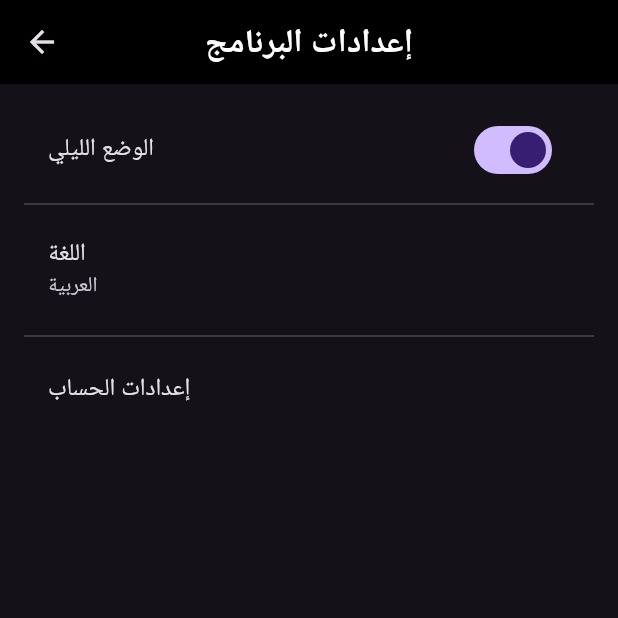
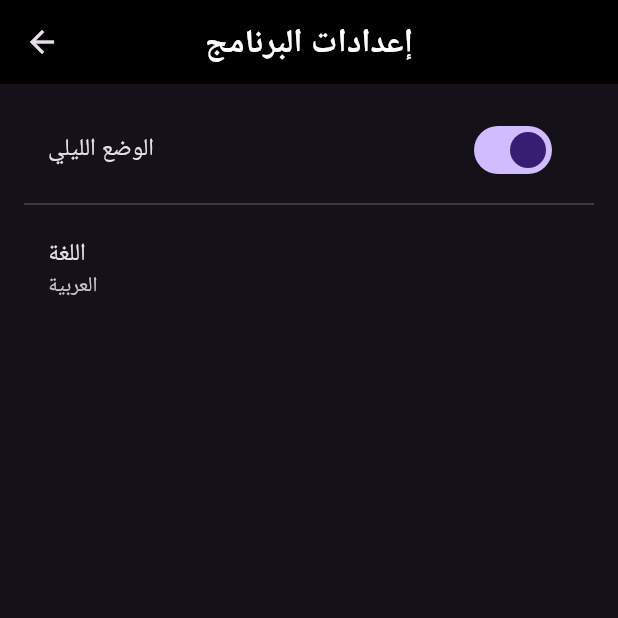
Before and after one commit to kimo-1130/Flutter-App, a Flutter app: the SettingsScreen screen opened by its route, after a tap on "الوضع الليلي", on a phone screen of 412 x 824 dp, the top half of it. Run offline on Flutter 3.47's test engine with Material 3 defaults, Android fonts, the phone set to English and light mode, and no system bars; our stand-ins replace curved_navigation_bar.

Commit message:
change the colors

```diff
--- a/lib/main.dart
+++ b/lib/main.dart
@@ -75,7 +75,7 @@ class _MyAppState extends State<MyApp> {
           backgroundColor: Colors.white,
           elevation: 0,
           titleTextStyle: TextStyle(
-            color: Colors.black,
+            color: Colors.blue,
             fontSize: 22,
             fontWeight: FontWeight.bold,
           ),
@@ -150,13 +150,17 @@ class _MyAppState extends State<MyApp> {
                       },
                     ),
                     ListTile(
-                      leading: const Icon(Icons.person, color: Colors.blue),
+                      leading: const Icon(Icons.logout, color: Colors.blue),
                       title: Text(
-                        "Account Settings",
+                        "Log out",
                         style: Theme.of(context).textTheme.bodyLarge,
                       ),
                       onTap: () {
-                        Navigator.pushNamed(context, '/accountSettings');
+                        Navigator.pushNamedAndRemoveUntil(
+                          context,
+                          '/',
+                          (Route<dynamic> route) => false,
+                        );
                       },
                     ),
                   ],
--- a/lib/screens/login_screen.dart
+++ b/lib/screens/login_screen.dart
@@ -51,7 +51,8 @@ class _LoginScreenState extends State<LoginScreen> {
         }
       } catch (e) {
         setState(() {
-          _errorMessage = 'Exception: $e';
+          _errorMessage =
+              'Error: Unable to login. Please check your internet connection and try again.';
         });
       } finally {
         setState(() {
@@ -89,17 +90,17 @@ class _LoginScreenState extends State<LoginScreen> {
                   mainAxisAlignment: MainAxisAlignment.center,
                   crossAxisAlignment: CrossAxisAlignment.stretch,
                   children: [
-                    Icon(
+                    const Icon(
                       Icons.account_circle,
                       size: 100,
-                      color: theme.colorScheme.primary,
+                      color: Colors.blue,
                     ),
                     const SizedBox(height: 32),
                     Text(
                       "Welcome",
                       style: theme.textTheme.headlineMedium?.copyWith(
                         fontWeight: FontWeight.bold,
-                        color: theme.colorScheme.primary,
+                        color: Colors.blue,
                       ),
                       textAlign: TextAlign.center,
                     ),
@@ -173,7 +174,7 @@ class _LoginScreenState extends State<LoginScreen> {
                           : Text(
                               "Login",
                               style: theme.textTheme.titleLarge?.copyWith(
-                                color: theme.colorScheme.primary,
+                                color: Colors.blue,
                               ),
                             ),
                     ),
@@ -184,8 +185,9 @@ class _LoginScreenState extends State<LoginScreen> {
                       child: Text(
                         "Create Account",
                         style: theme.textTheme.bodyLarge?.copyWith(
-                          color: theme.colorScheme.primary,
+                          color: Colors.blue,
                           decoration: TextDecoration.underline,
+                          decorationColor: Colors.blue,
                         ),
                       ),
                     ),
--- a/lib/screens/settings_screen.dart
+++ b/lib/screens/settings_screen.dart
@@ -1,10 +1,10 @@
-import 'package:flutter/material.dart'; // لاستيراد مكتبة واجهات المستخدم
+import 'package:flutter/material.dart';
 
-// تعريف واجهة الإعدادات كـ StatelessWidget لأنها لا تحتاج إلى تغيير الحالة
+// Define the SettingsScreen as a StatelessWidget since it doesn't need to change state
 class SettingsScreen extends StatelessWidget {
-  final Function toggleTheme; // دالة لتبديل الثيم (ليلي/نهاري)
-  final bool isDarkMode; // حالة الثيم (ليلي/نهاري)
-  final String currentLanguage = "ar"; // اللغة الحالية
+  final Function toggleTheme; // Function to toggle the theme (dark/light)
+  final bool isDarkMode; // Current theme state (dark/light)
+  final String currentLanguage = "ar"; // Current language
 
   const SettingsScreen({
     super.key,
@@ -14,55 +14,44 @@ class SettingsScreen extends StatelessWidget {
 
   @override
   Widget build(BuildContext context) {
-    // التحقق من حالة الثيم (ليلي/نهاري)
+    // Check the current theme state (dark/light)
     final isDarkMode = Theme.of(context).brightness == Brightness.dark;
 
     return Scaffold(
       appBar: AppBar(
         title: Text(currentLanguage == "ar"
             ? "إعدادات البرنامج"
-            : "Settings"), // عنوان الواجهة بناءً على اللغة
-        centerTitle: true, // محاذاة العنوان في المنتصف
+            : "Settings"), // Title based on the language
+        centerTitle: true, // Center the title
         backgroundColor: isDarkMode
             ? Colors.black
-            : Colors.orange, // لون الشريط العلوي بناءً على حالة الثيم
+            : Colors.orange, // AppBar color based on the theme state
       ),
       body: Padding(
-        padding: const EdgeInsets.all(16.0), // مسافات داخلية حول المحتوى
+        padding: const EdgeInsets.all(16.0), // Padding around the content
         child: Column(
           crossAxisAlignment: CrossAxisAlignment.start,
           children: [
-            // عنصر تبديل الوضع الليلي
+            // Dark mode toggle switch
             SwitchListTile(
               title: Text(currentLanguage == "ar"
                   ? "الوضع الليلي"
-                  : "Dark Mode"), // نص العنوان بناءً على اللغة
-              value: isDarkMode, // قيمة التبديل بناءً على حالة الثيم
+                  : "Dark Mode"), // Title text based on the language
+              value: isDarkMode, // Switch value based on the theme state
               onChanged: (bool value) {
-                toggleTheme(); // استدعاء دالة تبديل الثيم عند تغيير التبديل
+                toggleTheme(); // Call the toggleTheme function when the switch is changed
               },
             ),
-            const Divider(), // فاصل بين العناصر
-            // عنصر تغيير اللغة
+            const Divider(), // Divider between items
+            // Language change item
             ListTile(
               title: Text(currentLanguage == "ar"
                   ? "اللغة"
-                  : "Language"), // نص العنوان بناءً على اللغة
+                  : "Language"), // Title text based on the language
               subtitle: Text(currentLanguage == "ar"
                   ? "العربية"
-                  : "English"), // النص الفرعي بناءً على اللغة
+                  : "English"), // Subtitle text based on the language
               onTap: () {},
-            ),
-            const Divider(), // فاصل بين العناصر
-            // عنصر إعدادات الحساب
-            ListTile(
-              title: Text(currentLanguage == "ar"
-                  ? "إعدادات الحساب"
-                  : "Account Settings"), // نص العنوان بناءً على اللغة
-              onTap: () {
-                Navigator.pushNamed(context,
-                    '/accountSettings'); // الانتقال إلى واجهة إعدادات الحساب
-              },
             ),
           ],
         ),
```
Also changed, not shown: lib/screens/register_screen.dart (+7 -6 lines), pubspec.lock.
